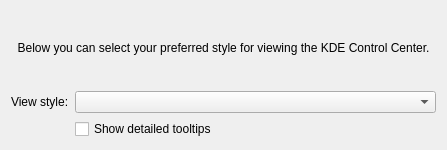
First picture: the form in app/configDialog.ui, repository KDE/systemsettings, before the edit.
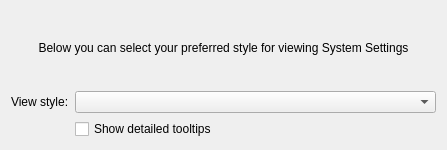
Second picture: the form after the edit. Custom widgets are drawn as their Qt base class.

Commit message: Rename KControl4 to System Settings. CCMAIL: msoeken@informatik.uni-bremen.de

Diff of the .ui file:
```diff
--- a/app/configDialog.ui
+++ b/app/configDialog.ui
@@ -30,7 +30,7 @@
    <item row="0" column="0" colspan="2">
     <widget class="QLabel" name="LblTitle">
      <property name="text">
-      <string>Below you can select your preferred style for viewing the KDE Control Center.</string>
+      <string>Below you can select your preferred style for viewing System Settings</string>
      </property>
      <property name="alignment">
       <set>Qt::AlignCenter</set>
```
The commit also changes 28 other files.
